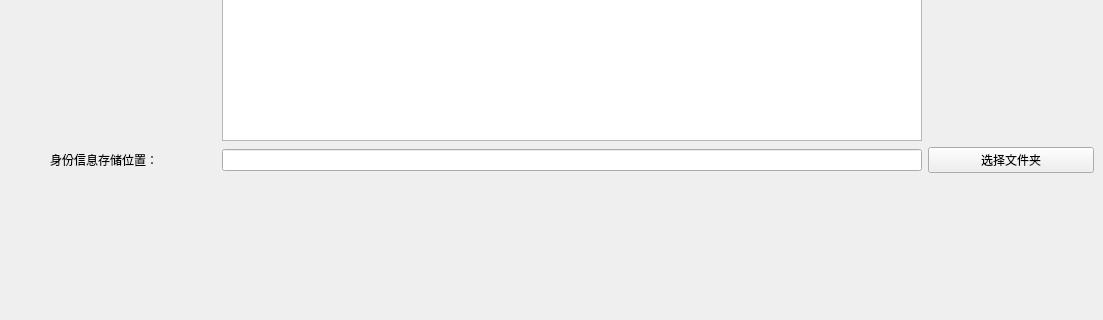
Old version of the form UI/mainwindow.ui in the repository SweerItTer/facerecognition; both pictures show x 0 to 1103 and y 372 to 692 of the 1103 by 795 pixel window.
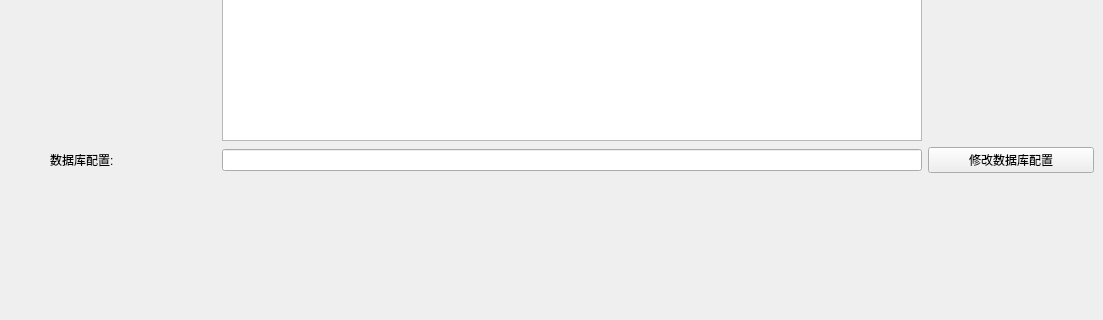
New version of the form. The open tabs and pages were chosen to show the change. Icons and pictures are not drawn. Custom widgets are drawn as their Qt base class.

Commit message: 新增功能： 1. 新增了UI/configure.h文件，用于配置数据库(UI界面) 2. 修改了imageprocessor.h文件，增加了物体移动检测功能,改变开启识别的逻辑

The edit to the form file:
```diff
--- a/UI/mainwindow.ui
+++ b/UI/mainwindow.ui
@@ -858,7 +858,7 @@
         <item row="4" column="4">
          <widget class="QPushButton" name="but_storagefile">
           <property name="text">
-           <string>选择文件夹</string>
+           <string>修改数据库配置</string>
           </property>
          </widget>
         </item>
@@ -896,7 +896,7 @@
         <item row="4" column="0">
          <widget class="QLabel" name="lb_storagefile">
           <property name="text">
-           <string>身份信息存储位置：</string>
+           <string>数据库配置:</string>
           </property>
          </widget>
         </item>
```
Left out of the diff: 25 changed lines with no effect on the pictures. The commit also changes 9 other files.
